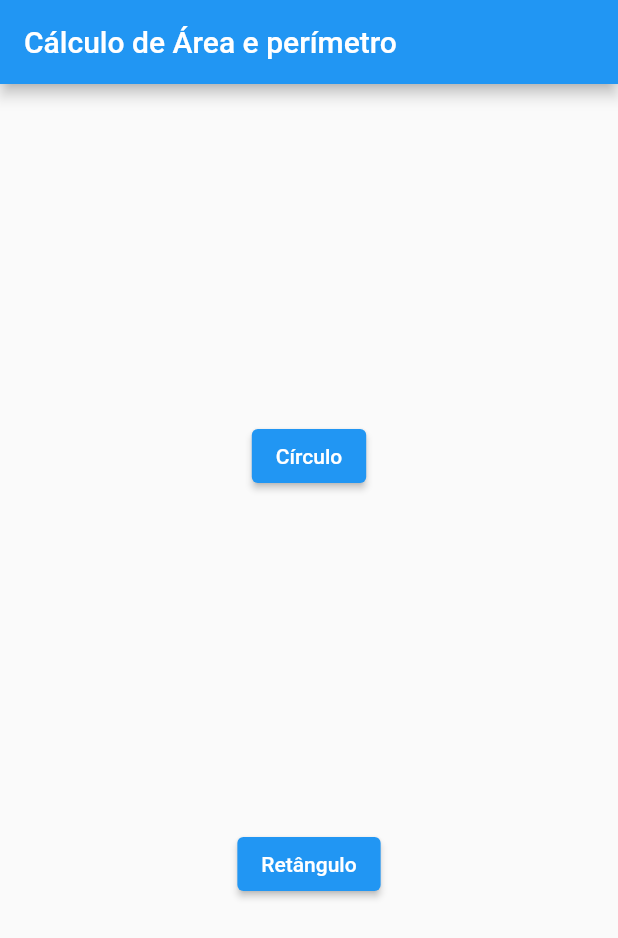
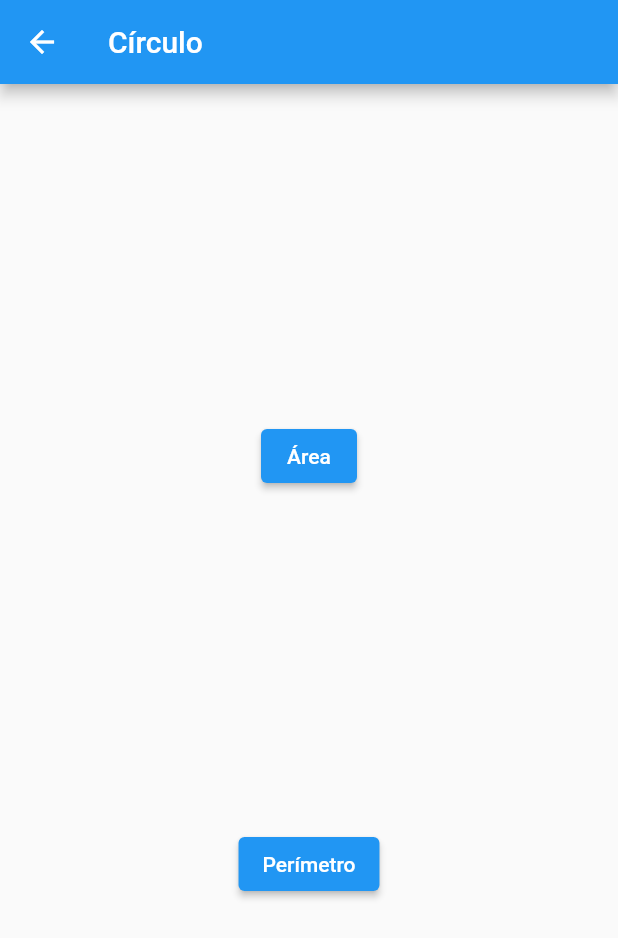
Before and after one commit to guimitsu/AtividadeGIT, a Flutter app: the screen it shows after launch, after a tap on "Círculo", on a phone screen of 412 x 824 dp. Shown: the top 938 px of the screen. Run offline on Flutter 3.47's test engine with Material 2 defaults, Android fonts, the phone set to English and light mode, and no system bars.

Commit message:
criado a nova tela com as funções referente ao círculo

```diff
--- a/calculo_geometria/lib/main.dart
+++ b/calculo_geometria/lib/main.dart
@@ -8,9 +8,17 @@ class AppWidget extends StatelessWidget {
   @override
   Widget build(BuildContext context) {
     return MaterialApp(
-      home: Scaffold(
+      home: MenuPrincipal(),
+    );
+  }
+}
+
+class MenuPrincipal extends StatelessWidget {
+  @override
+  Widget build(BuildContext context) {
+    return Scaffold(
       appBar: AppBar(
-          title: Text('Cálculo de Área e perímetro'),
+        title: Text('Cálculo de Área e Perímetro'),
       ),
       body: Container(
         alignment: Alignment.center,
@@ -18,12 +26,39 @@ class AppWidget extends StatelessWidget {
           mainAxisAlignment: MainAxisAlignment.spaceEvenly,
           crossAxisAlignment: CrossAxisAlignment.center,
           children: [
-              ElevatedButton(onPressed: () {}, child: Text('Círculo')),
+            ElevatedButton(
+                child: Text('Círculo'),
+                onPressed: () {
+                  Navigator.push(context, MaterialPageRoute(builder: (context) {
+                    return CirculoFuncoes();
+                  }));
+                }),
             ElevatedButton(onPressed: () {}, child: Text('Retângulo')),
           ],
-          ),
         ),
       ),
     );
   }
 }
+
+class CirculoFuncoes extends StatelessWidget {
+  @override
+  Widget build(BuildContext context) {
+    return Scaffold(
+      appBar: AppBar(
+        title: Text('Círculo'),
+      ),
+      body: Container(
+        alignment: Alignment.center,
+        child: Column(
+          mainAxisAlignment: MainAxisAlignment.spaceEvenly,
+          crossAxisAlignment: CrossAxisAlignment.center,
+          children: [
+            ElevatedButton(onPressed: () {}, child: Text('Área')),
+            ElevatedButton(onPressed: () {}, child: Text('Perímetro')),
+          ],
+        ),
+      ),
+    );
+  }
+}
```
Lines whose indentation alone changed are shown as unchanged.
